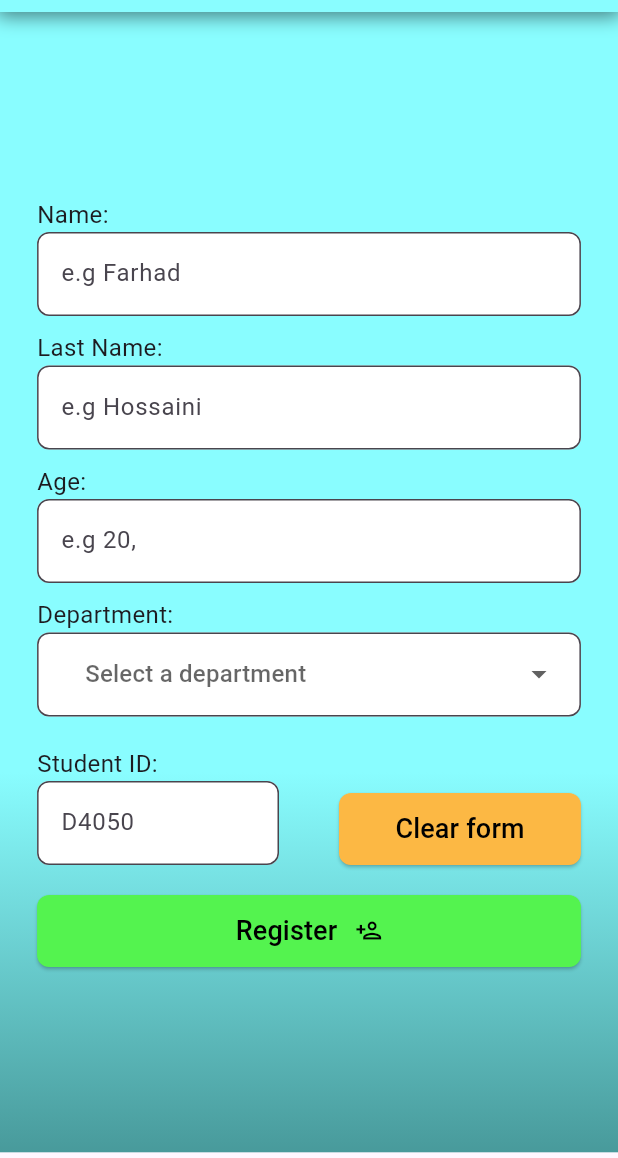
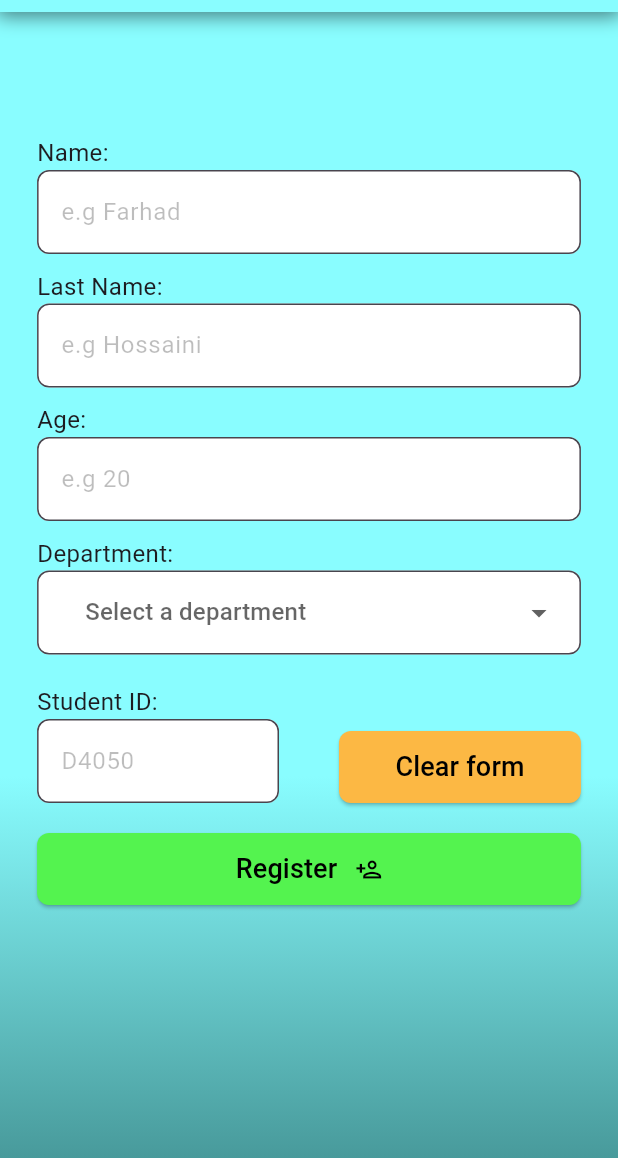
Before and after one commit to Yahya-hossaini/Registration-System, a Flutter app: the screen it shows after launch, after a tap on "Register new Student", on a phone screen of 412 x 824 dp, the part 78-1236 px from its top. Run offline on Flutter 3.47's test engine with Material 3 defaults, Android fonts, the phone set to English and light mode, and no system bars; our stand-ins replace dropdown_button2, sqflite; accounts and stored records are empty.

Commit message:
applying below contents:
using the Layout builder instead of solid layout in edit, register and welcome screens.

changing some designs in custom widgets.

```diff
--- a/lib/screens/registration_screen.dart
+++ b/lib/screens/registration_screen.dart
@@ -6,7 +6,6 @@ import '../widgets/ClearAndNewFormButtons.dart';
 import '../widgets/CustomeTextField.dart';
 import '../widgets/RegisterSaveButton.dart';
 import 'package:provider/provider.dart';
-
 
 class RegistrationScreen extends StatefulWidget {
   static const routeName = '/registration-Screen';
@@ -23,6 +22,22 @@ class _RegistrationScreenState extends State<RegistrationScreen> {
   TextEditingController nameController = TextEditingController();
   TextEditingController lastNameController = TextEditingController();
   TextEditingController ageController = TextEditingController();
+
+  //FocusNodes for text fields
+  FocusNode nameFocus = FocusNode();
+  FocusNode lastNameFocus = FocusNode();
+  FocusNode ageFocus = FocusNode();
+  FocusNode idFocus = FocusNode();
+
+  @override
+  void dispose() {
+    // Dispose focus nodes
+    nameFocus.dispose();
+    lastNameFocus.dispose();
+    ageFocus.dispose();
+    idFocus.dispose();
+    super.dispose();
+  }
 
   //Options for departments
   final List<String> _options = ['Software', 'Network', 'Database'];
@@ -57,7 +72,8 @@ class _RegistrationScreenState extends State<RegistrationScreen> {
     };
 
     try {
-      await Provider.of<DataProvider>(context, listen: false).addNewStudent(row);
+      await Provider.of<DataProvider>(context, listen: false)
+          .addNewStudent(row);
 
       ScaffoldMessenger.of(context).showSnackBar(
         const SnackBar(content: Text("Registration saved!")),
@@ -65,7 +81,6 @@ class _RegistrationScreenState extends State<RegistrationScreen> {
 
       //Clearing the form after submission
       _clearForm();
-
     } catch (e) {
       ScaffoldMessenger.of(context).showSnackBar(
         SnackBar(content: Text("Failed to save: $e")),
@@ -93,9 +108,11 @@ class _RegistrationScreenState extends State<RegistrationScreen> {
 
     return Scaffold(
       appBar: CustomAppBar().buildPreferredSize(context, 'Registration'),
-      body: SizedBox(
-        height: size.height,
-        child: SingleChildScrollView(
+      body: LayoutBuilder(
+        builder: (context, constraints){
+          return SingleChildScrollView(
+            child: ConstrainedBox(
+              constraints: BoxConstraints(minHeight: constraints.maxHeight),
               child: Container(
                 decoration: const BoxDecoration(
                   gradient: LinearGradient(
@@ -112,9 +129,8 @@ class _RegistrationScreenState extends State<RegistrationScreen> {
                 child: Padding(
                   padding: EdgeInsets.symmetric(
                     horizontal: size.width * 0.06,
-                vertical: size.height * 0.15,
+                    vertical: size.height * 0.1,
                   ),
-              child: Center(
                   child: Column(
                     children: [
                       Column(
@@ -124,18 +140,24 @@ class _RegistrationScreenState extends State<RegistrationScreen> {
                             title: 'Name',
                             hintText: 'e.g Farhad',
                             keyboardType: TextInputType.name,
+                            focusNode: nameFocus,
+                            onSubmit: () => FocusScope.of(context).requestFocus(lastNameFocus),
                           ),
                           CustomTextField(
                             controller: lastNameController,
                             title: 'Last Name',
                             hintText: 'e.g Hossaini',
                             keyboardType: TextInputType.name,
+                            focusNode: lastNameFocus,
+                            onSubmit: () => FocusScope.of(context).requestFocus(ageFocus),
                           ),
                           CustomTextField(
                             controller: ageController,
                             title: 'Age',
-                          hintText: 'e.g 20,',
+                            hintText: 'e.g 20',
                             keyboardType: TextInputType.number,
+                            focusNode: ageFocus,
+                            onSubmit: () => FocusScope.of(context).requestFocus(idFocus),
                           ),
                           Column(
                             crossAxisAlignment: CrossAxisAlignment.start,
@@ -199,6 +221,8 @@ class _RegistrationScreenState extends State<RegistrationScreen> {
                               hintText: 'D4050',
                               keyboardType: TextInputType.text,
                               bottomSpacing: 0,
+                              focusNode: idFocus,
+                              onSubmit: () => idFocus.unfocus(),
                             ),
                           ),
                           const SizedBox(
@@ -225,7 +249,8 @@ class _RegistrationScreenState extends State<RegistrationScreen> {
                 ),
               ),
             ),
-        ),
+          );
+        },
       ),
     );
   }
--- a/lib/screens/students_list_screen.dart
+++ b/lib/screens/students_list_screen.dart
@@ -108,9 +108,11 @@ class _StudentsListScreenState extends State<StudentsListScreen> {
                 ),
               ),
               const SizedBox(height: 20),
+              const Divider(thickness: 2, color: Colors.black,),
+              const SizedBox(height: 20),
               Expanded(
                 child: filteredStudents.isEmpty
-                    ? const Center(child: Text('No students found'))
+                    ? const Center(child: Text('No students found', style: TextStyle(fontSize: 20),),)
                     : ListView.builder(
                         itemCount: filteredStudents.length,
                         itemBuilder: (context, index) {
--- a/lib/screens/welcome_screen.dart
+++ b/lib/screens/welcome_screen.dart
@@ -24,7 +24,12 @@ class WelcomeScreen extends StatelessWidget {
         }
       },
       child: Scaffold(
-        body: Container(
+        body: LayoutBuilder(
+          builder: (context, constraints){
+            return SingleChildScrollView(
+              child: ConstrainedBox(
+                constraints: BoxConstraints(minHeight: constraints.maxHeight),
+                child: Container(
                   decoration: const BoxDecoration(
                     gradient: LinearGradient(
                       begin: Alignment.topCenter,
@@ -101,5 +106,9 @@ class WelcomeScreen extends StatelessWidget {
                 ),
               ),
             );
+          },
+        ),
+      ),
+    );
   }
 }
--- a/lib/widgets/CustomeTextField.dart
+++ b/lib/widgets/CustomeTextField.dart
@@ -6,6 +6,8 @@ class CustomTextField extends StatelessWidget {
   final String hintText;
   final TextInputType keyboardType;
   final double bottomSpacing;
+  final FocusNode focusNode;
+  final VoidCallback onSubmit;
 
   const CustomTextField({
     super.key,
@@ -13,7 +15,9 @@ class CustomTextField extends StatelessWidget {
     required this.title,
     required this.hintText,
     required this.keyboardType,
-    this.bottomSpacing = 10.0, //Optional
+    this.bottomSpacing = 10.0,
+    required this.focusNode,
+    required this.onSubmit, //Optional
   });
 
   @override
@@ -26,12 +30,15 @@ class CustomTextField extends StatelessWidget {
           style: const TextStyle(fontSize: 16),
         ),
         TextField(
+          focusNode: focusNode,
+          onEditingComplete: onSubmit,
           controller: controller,
           keyboardType: keyboardType,
           decoration: InputDecoration(
             fillColor: Colors.white,
             filled: true,
             hintText: hintText,
+            hintStyle: TextStyle(color: Colors.black26),
             border: OutlineInputBorder(
               borderRadius: BorderRadius.circular(8),
             ),
--- a/lib/widgets/custome_elevated_button.dart
+++ b/lib/widgets/custome_elevated_button.dart
@@ -12,7 +12,20 @@ class CustomElevatedButton extends StatelessWidget {
 
   @override
   Widget build(BuildContext context) {
-    return ElevatedButton(
+    return Container(
+      decoration: BoxDecoration(
+        color: Colors.white,
+        borderRadius: BorderRadius.circular(12),
+        boxShadow: [
+          BoxShadow(
+            color: Colors.black.withOpacity(0.5),
+            spreadRadius: 2,
+            blurRadius: 5,
+            offset: const Offset(0, 2),
+          ),
+        ],
+      ),
+      child: ElevatedButton(
         onPressed: handler,
         style: ElevatedButton.styleFrom(
           backgroundColor: const Color(0XFF848484),
@@ -28,6 +41,7 @@ class CustomElevatedButton extends StatelessWidget {
             fontSize: 18,
           ),
         ),
+      ),
     );
   }
 }
```
Also changed, not shown: lib/screens/edit_screen.dart (+33 -3 lines). Lines whose indentation alone changed are shown as unchanged.
